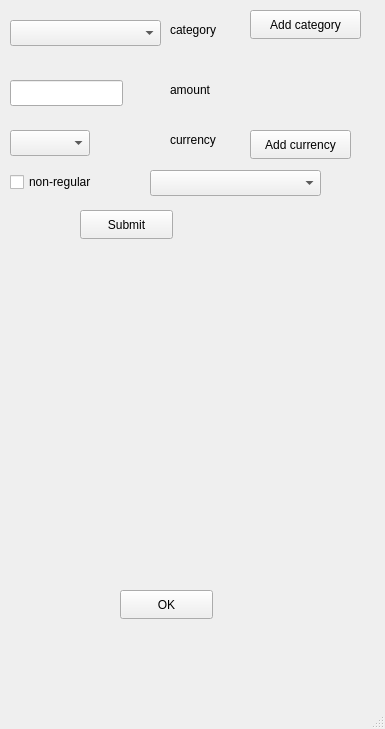
First picture: the form in mainwindow.ui, repository tvb2/expenses, before the edit.
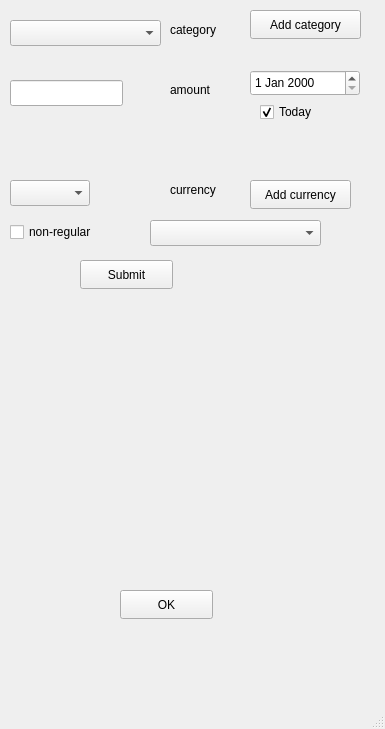
Second picture: the form after the edit.

Commit message: Added date to mainwindow

Diff of the .ui file:
```diff
--- a/mainwindow.ui
+++ b/mainwindow.ui
@@ -31,7 +31,7 @@
     <property name="geometry">
      <rect>
       <x>80</x>
-      <y>210</y>
+      <y>260</y>
       <width>93</width>
       <height>29</height>
      </rect>
@@ -64,7 +64,7 @@
     <property name="geometry">
      <rect>
       <x>10</x>
-      <y>170</y>
+      <y>220</y>
       <width>141</width>
       <height>24</height>
      </rect>
@@ -80,7 +80,7 @@
     <property name="geometry">
      <rect>
       <x>10</x>
-      <y>130</y>
+      <y>180</y>
       <width>80</width>
       <height>26</height>
      </rect>
@@ -116,7 +116,7 @@
     <property name="geometry">
      <rect>
       <x>170</x>
-      <y>130</y>
+      <y>180</y>
       <width>63</width>
       <height>20</height>
      </rect>
@@ -129,7 +129,7 @@
     <property name="geometry">
      <rect>
       <x>150</x>
-      <y>170</y>
+      <y>220</y>
       <width>171</width>
       <height>26</height>
      </rect>
@@ -152,7 +152,7 @@
     <property name="geometry">
      <rect>
       <x>250</x>
-      <y>130</y>
+      <y>180</y>
       <width>101</width>
       <height>29</height>
      </rect>
@@ -161,6 +161,45 @@
      <string>Add currency</string>
     </property>
    </widget>
+   <widget class="QLabel" name="lbAmountEntered">
+    <property name="geometry">
+     <rect>
+      <x>20</x>
+      <y>120</y>
+      <width>171</width>
+      <height>20</height>
+     </rect>
+    </property>
+    <property name="text">
+     <string/>
+    </property>
+   </widget>
+   <widget class="QDateEdit" name="date">
+    <property name="geometry">
+     <rect>
+      <x>250</x>
+      <y>70</y>
+      <width>110</width>
+      <height>26</height>
+     </rect>
+    </property>
+   </widget>
+   <widget class="QCheckBox" name="chBtoday">
+    <property name="geometry">
+     <rect>
+      <x>260</x>
+      <y>100</y>
+      <width>91</width>
+      <height>24</height>
+     </rect>
+    </property>
+    <property name="text">
+     <string>Today</string>
+    </property>
+    <property name="checked">
+     <bool>true</bool>
+    </property>
+   </widget>
   </widget>
   <widget class="QMenuBar" name="menubar">
    <property name="geometry">
```
The commit also changes 5 other files.
